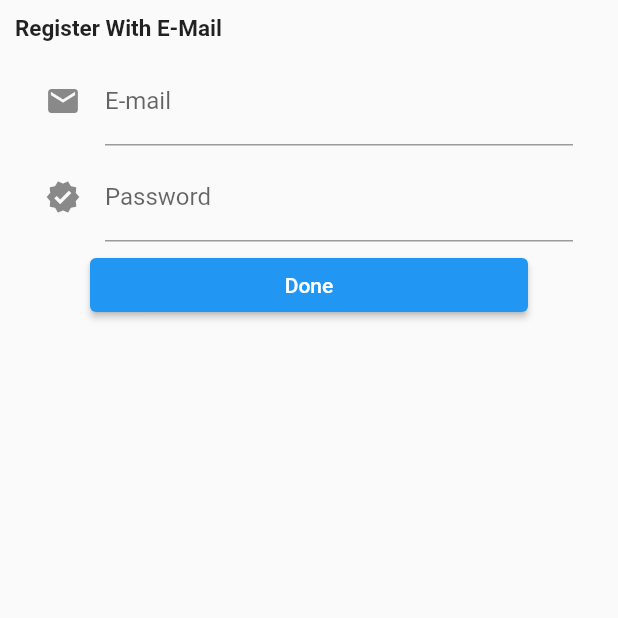
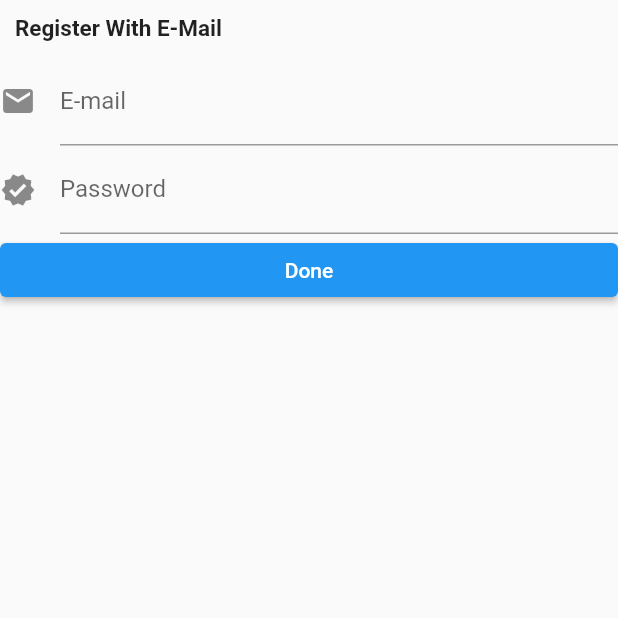
Before and after one commit to Thongek-wpm/flutter_application_login, a Flutter app: the RegisterEmailUi screen opened directly, on a phone screen of 412 x 824 dp, the top half of it. Run offline on Flutter 3.47's test engine with Material 2 defaults, Android fonts, the phone set to English and light mode, and no system bars; our stand-ins replace font_awesome_flutter.

Commit message:
Update registeremail_ui.dart

```diff
--- a/lib/screens/registeremail_ui.dart
+++ b/lib/screens/registeremail_ui.dart
@@ -1,7 +1,5 @@
-// ignore_for_file: unused_import, non_constant_identifier_names, dead_code
+// ignore_for_file: unused_import, non_constant_identifier_names, dead_code, prefer_typing_uninitialized_variables
 import 'package:flutter/material.dart';
-import 'package:flutter/src/material/bottom_navigation_bar.dart';
-
 import 'package:flutter_application_foods/src/conroller.dart';
 
 class RegisterEmailUi extends StatefulWidget {
@@ -14,6 +12,7 @@ class RegisterEmailUi extends StatefulWidget {
 class _RegisterUiState extends State<RegisterEmailUi> {
   var emailReexprssion;
   var editEmailCon;
+  var emailCon;
 
   @override
   Widget build(BuildContext context) {
@@ -27,39 +26,9 @@ class _RegisterUiState extends State<RegisterEmailUi> {
               style: TextStyle(fontSize: 15, fontWeight: FontWeight.bold),
             ),
           ),
-          Padding(
-            padding: const EdgeInsets.only(
-              left: 30,
-              right: 30,
-              bottom: 5,
-            ),
-            child: TextFormField(
-              autocorrect: true,
-              controller: editEmailCon,
-              keyboardType: TextInputType.emailAddress,
-              validator: (String? Value) {
-                if (Value!.isEmpty) {
-                  return 'enter E-mail';
-                } else {
-                  (!emailReexprssion.hasMatch(Value));
-                  return ('E-mail is Incorrect');
-                }
-                return null;
-              },
-              decoration: const InputDecoration(
-                icon: Icon(Icons.email),
-                labelText: 'E-mail',
-                hintText: 'Enter E-mail for System will mail to comfirm',
-              ),
-            ),
-          ),
-          Padding(
-            padding: const EdgeInsets.only(
-              left: 30,
-              right: 30,
-              bottom: 5,
-            ),
-            child: TextFormField(
+          EmailWidget(
+              editEmailCon: editEmailCon, emailReexprssion: emailReexprssion),
+          TextFormField(
             obscureText: true,
             autocorrect: true,
             controller: editEmailCon,
@@ -78,20 +47,49 @@ class _RegisterUiState extends State<RegisterEmailUi> {
               hintText: 'Enter Password',
             ),
           ),
-          ),
-          Padding(
-            padding: const EdgeInsets.only(
-              left: 60,
-              right: 60,
-              bottom: 5,
-            ),
-            child: ElevatedButton(
+          ElevatedButton(
             onPressed: () {},
             child: const Text('Done'),
-            ),
           )
         ],
       ),
     );
   }
 }
+
+class EmailWidget extends StatelessWidget {
+  const EmailWidget({
+    Key? key,
+    required this.editEmailCon,
+    required this.emailReexprssion,
+  }) : super(key: key);
+
+  final editEmailCon;
+  final emailReexprssion;
+
+  @override
+  Widget build(BuildContext context) {
+    return Column(
+      children: <Widget>[
+        TextFormField(
+          controller: editEmailCon,
+          keyboardType: TextInputType.emailAddress,
+          validator: (String? Value) {
+            if (Value!.isEmpty) {
+              return 'enter E-mail';
+            } else {
+              (!emailReexprssion.hasMatch(Value));
+              return ('E-mail is Incorrect');
+            }
+            return null;
+          },
+          decoration: const InputDecoration(
+            icon: Icon(Icons.email),
+            labelText: 'E-mail',
+            hintText: 'Enter E-mail for System will mail to comfirm',
+          ),
+        ),
+      ],
+    );
+  }
+}
```
Lines whose indentation alone changed are shown as unchanged.
